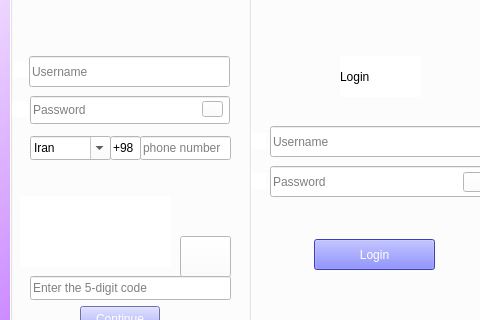
Before: the Qt Designer form login.ui in Pourya231/converso, drawn with Qt 5; both pictures show x 0 to 480 and y 124 to 444 of the 730 by 604 pixel window.
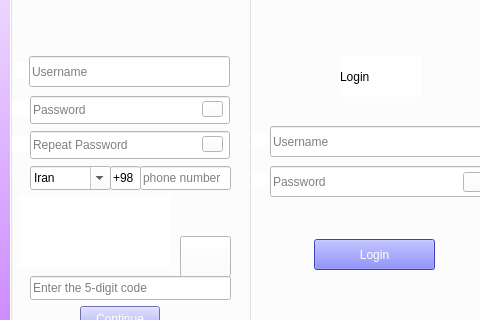
After: the same form once the commit is applied. Icons and pictures are not drawn.

Commit message: repeat password is now avilbe

```diff
--- a/login.ui
+++ b/login.ui
@@ -167,7 +167,7 @@
      <property name="geometry">
       <rect>
        <x>130</x>
-       <y>270</y>
+       <y>300</y>
        <width>91</width>
        <height>24</height>
       </rect>
@@ -189,7 +189,7 @@
      <property name="geometry">
       <rect>
        <x>20</x>
-       <y>270</y>
+       <y>300</y>
        <width>81</width>
        <height>24</height>
       </rect>
@@ -279,7 +279,7 @@
      <property name="geometry">
       <rect>
        <x>100</x>
-       <y>270</y>
+       <y>300</y>
        <width>31</width>
        <height>24</height>
       </rect>
@@ -386,6 +386,64 @@
       <string/>
      </property>
     </widget>
+    <widget class="QLineEdit" name="lineEdit_9">
+     <property name="geometry">
+      <rect>
+       <x>20</x>
+       <y>265</y>
+       <width>200</width>
+       <height>28</height>
+      </rect>
+     </property>
+     <property name="toolTip">
+      <string>&lt;html&gt;&lt;head/&gt;&lt;body&gt;&lt;p&gt;username must contain special symbol&lt;/p&gt;&lt;/body&gt;&lt;/html&gt;</string>
+     </property>
+     <property name="styleSheet">
+      <string notr="true">font: 8pt &quot;MS Shell Dlg 2&quot;;
+color: rgb(0, 0, 0);</string>
+     </property>
+     <property name="maxLength">
+      <number>8</number>
+     </property>
+     <property name="echoMode">
+      <enum>QLineEdit::Password</enum>
+     </property>
+     <property name="placeholderText">
+      <string>Repeat Password</string>
+     </property>
+    </widget>
+    <widget class="QLabel" name="label_12">
+     <property name="geometry">
+      <rect>
+       <x>2</x>
+       <y>270</y>
+       <width>16</width>
+       <height>16</height>
+      </rect>
+     </property>
+     <property name="styleSheet">
+      <string notr="true">image: url(:/new/prefix1/lock.png);</string>
+     </property>
+     <property name="text">
+      <string/>
+     </property>
+    </widget>
+    <widget class="QPushButton" name="pushButton_8">
+     <property name="geometry">
+      <rect>
+       <x>192</x>
+       <y>270</y>
+       <width>21</width>
+       <height>16</height>
+      </rect>
+     </property>
+     <property name="styleSheet">
+      <string notr="true">image: url(:/new/prefix1/eye2.jpg);</string>
+     </property>
+     <property name="text">
+      <string/>
+     </property>
+    </widget>
     <zorder>lineEdit_8</zorder>
     <zorder>label_3</zorder>
     <zorder>lineEdit_3</zorder>
```
Left out of the diff: 5 changed lines with no effect on the pictures. The commit also changes 2 other files.
